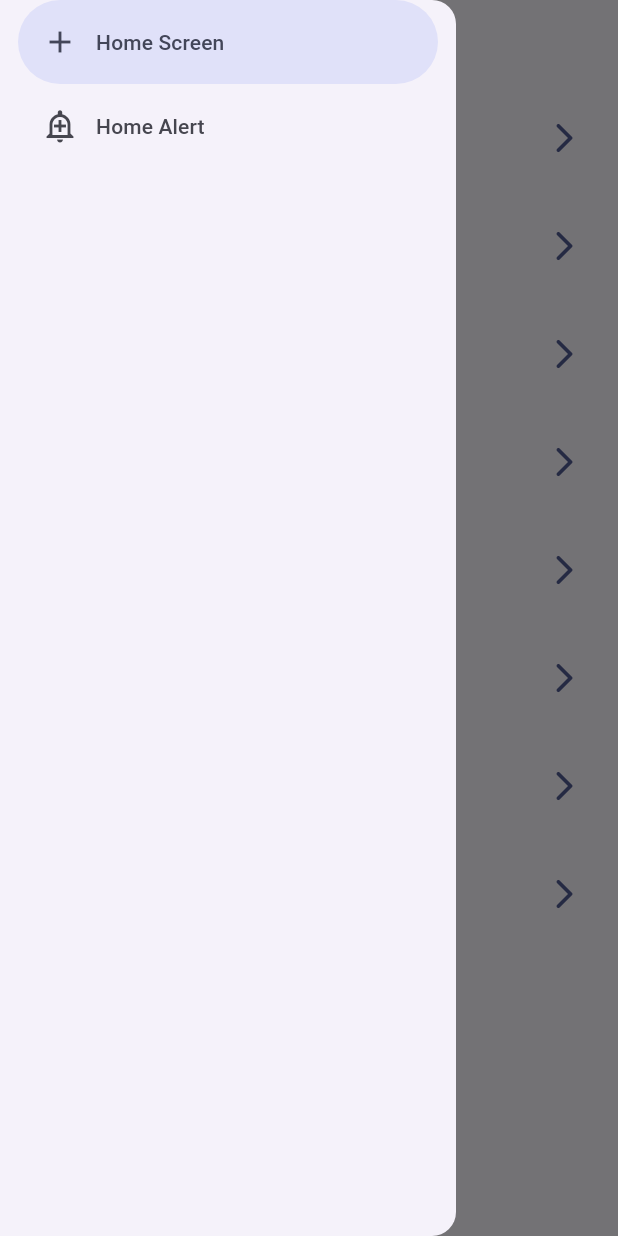
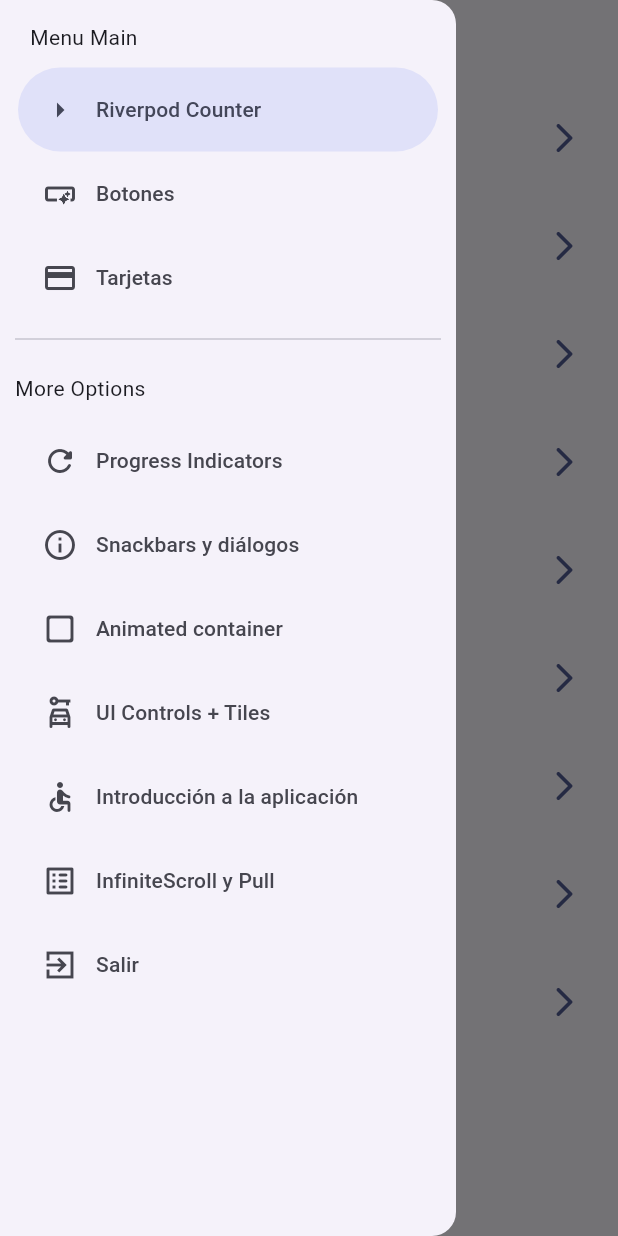
Before and after one commit to ddrakan/curso_flutter_2023_DevTalles, a Flutter app: the screen it shows after launch, with the side drawer open, on a phone screen of 412 x 824 dp. Run offline on Flutter 3.47's test engine with Material 2 defaults, Android fonts, the phone set to English and light mode, and no system bars; our stand-ins replace animate_do, flutter_riverpod, go_router.

```diff
--- a/widgets_app/lib/config/menu/menu_items.dart
+++ b/widgets_app/lib/config/menu/menu_items.dart
@@ -17,6 +17,13 @@ class MenuItem {
 
 
 const appMenuItems = <MenuItem>[
+
+  MenuItem(
+      title: 'Riverpod Counter',
+      subTitle: 'Introducción a riverpod',
+      link: '/counter-river',
+      icon: Icons.arrow_right_sharp
+  ),
 
   MenuItem(
       title: 'Botones',
--- a/widgets_app/lib/config/router/app_router.dart
+++ b/widgets_app/lib/config/router/app_router.dart
@@ -59,5 +59,12 @@ final appRouter = GoRouter(
       name: InfiniteScrollScreen.name,
       builder: (context, state) => const InfiniteScrollScreen(),
     ),
+
+    GoRoute(
+      path: '/counter-river',
+      name: CounterScreen.name,
+      builder: (context, state) => const CounterScreen(),
+    ),
+
   ],
 );
--- /dev/null
+++ b/widgets_app/lib/presentation/providers/counter_provider.dart
@@ -0,0 +1,3 @@
+import 'package:flutter_riverpod/flutter_riverpod.dart';
+
+final counterProvider = StateProvider((ref) => 5);
--- a/widgets_app/lib/presentation/screens/home/home_screen.dart
+++ b/widgets_app/lib/presentation/screens/home/home_screen.dart
@@ -5,18 +5,23 @@ import 'package:widgets_app/presentation/widgets/side_menu.dart';
 // import 'package:widgets_app/presentation/screens/cards/cards_screen.dart';
 
 class HomeScreen extends StatelessWidget {
+
   static const String name = 'home_screen';
 
   const HomeScreen({super.key});
 
   @override
   Widget build(BuildContext context) {
+
+    final scaffoldKey = GlobalKey<ScaffoldState>();
+
     return Scaffold(
+      key: scaffoldKey,
       appBar: AppBar(
         title: const Text('Menu + Material 3'),
       ),
       body: const _HomeView(),
-      drawer: const SideMenu(),
+      drawer: SideMenu(scaffoldKey: scaffoldKey,)
     );
   }
 }
--- a/widgets_app/lib/presentation/screens/screens.dart
+++ b/widgets_app/lib/presentation/screens/screens.dart
@@ -6,4 +6,5 @@ export 'package:widgets_app/presentation/screens/snackbar/snackbar_screen.dart';
 export 'package:widgets_app/presentation/screens/ui_controls/ui_controls_screen.dart';
 export 'package:widgets_app/presentation/screens/home/home_screen.dart';
 export 'package:widgets_app/presentation/screens/cards/cards_screen.dart';
+export 'package:widgets_app/presentation/screens/counter/counter_screen.dart';
 export 'package:widgets_app/presentation/screens/buttons/buttons_screen.dart';
--- a/widgets_app/lib/presentation/widgets/side_menu.dart
+++ b/widgets_app/lib/presentation/widgets/side_menu.dart
@@ -1,7 +1,16 @@
+// import 'dart:io';
 import 'package:flutter/material.dart';
+import 'package:go_router/go_router.dart';
+import 'package:widgets_app/config/menu/menu_items.dart';
 
 class SideMenu extends StatefulWidget {
-  const SideMenu({super.key});
+
+  final GlobalKey<ScaffoldState> scaffoldKey;
+
+  const SideMenu({
+    super.key,
+    required this.scaffoldKey
+  });
 
   @override
   State<SideMenu> createState() => _SideMenuState();
@@ -13,21 +22,59 @@ class _SideMenuState extends State<SideMenu> {
 
   @override
   Widget build(BuildContext context) {
+
+    final hasNotch = MediaQuery.of(context).viewPadding.top > 35; //Nos permite detectar Notch del disp.
+
+/*
+    if ( Platform.isAndroid ) {
+
+      print('Android:  $hasNotch');
+
+    }else{
+      print('iOS:  $hasNotch');
+    }
+*/
      return NavigationDrawer(
        selectedIndex: navDrawerIndex,
        onDestinationSelected: (value) {
          setState(() {
            navDrawerIndex = value;
          });
+
+         final menuItem = appMenuItems[value];
+         context.push( menuItem.link );
+         widget.scaffoldKey.currentState?.closeDrawer();
+
        },
 
         children: [
+           Padding(
+              padding: EdgeInsets.fromLTRB(20, hasNotch ? 10 : 15, 20, 10),
+              child: const Text('Menu Main')),
+
+          ...appMenuItems.sublist(0,3).map((item) =>
+          NavigationDrawerDestination(
+              icon: Icon(item.icon),
+              label: Text( item.title ))
+          ),
+          const Padding(
+              padding: EdgeInsets.fromLTRB(10, 5, 10, 5),
+              child: Divider(),
+          ),
+
+          const Padding(
+              padding: EdgeInsets.fromLTRB(10, 10, 10, 10),
+              child: Text('More Options')),
+
+          ...appMenuItems.sublist(3).map((item) =>
+              NavigationDrawerDestination(
+                  icon: Icon(item.icon),
+                  label: Text( item.title ))
+          ),
+
           const NavigationDrawerDestination(
-              icon: Icon(Icons.add),
-              label: Text('Home Screen')),
-          const NavigationDrawerDestination(
-              icon: Icon(Icons.add_alert_outlined),
-              label: Text('Home Alert')),
+              icon: Icon(Icons.exit_to_app_sharp),
+              label: Text('Salir')),
         ]
     );
 
--- a/widgets_app/pubspec.yaml
+++ b/widgets_app/pubspec.yaml
@@ -37,6 +37,7 @@ dependencies:
   cupertino_icons: ^1.0.2
   go_router: ^11.1.4
   animate_do: ^3.1.2
+  flutter_riverpod: ^2.4.3
 
 dev_dependencies:
   flutter_test:
```
Also changed, not shown: widgets_app/lib/main.dart (+6 -1 lines), widgets_app/lib/presentation/screens/counter/counter_screen.dart (added, +47 -0 lines), widgets_app/pubspec.lock.
